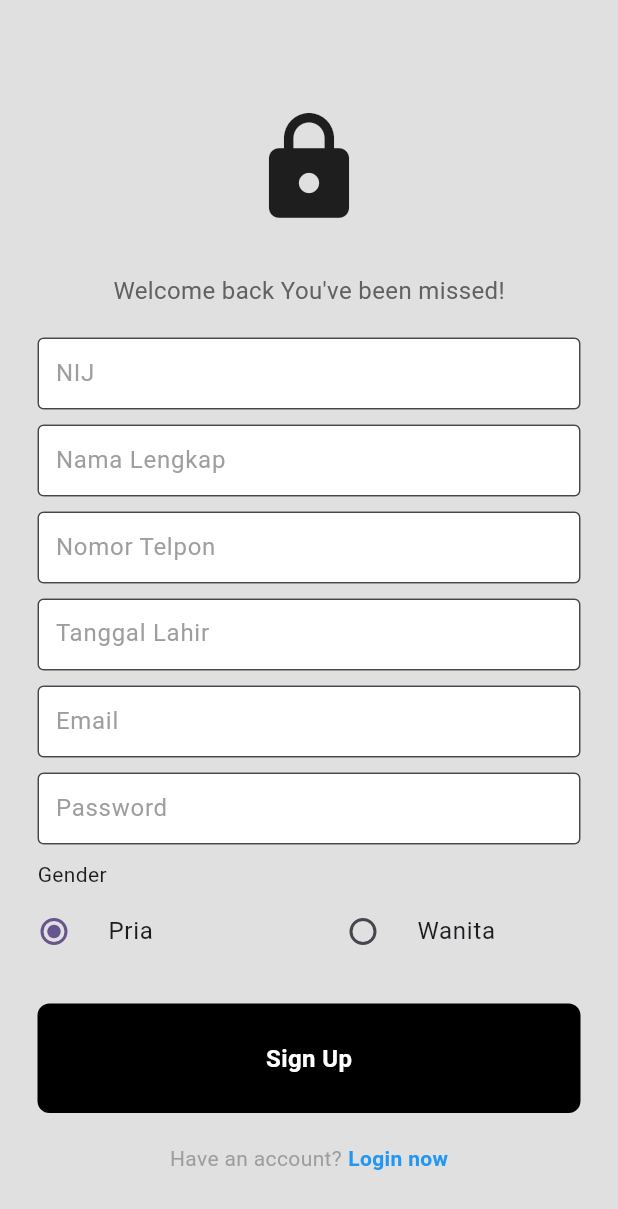
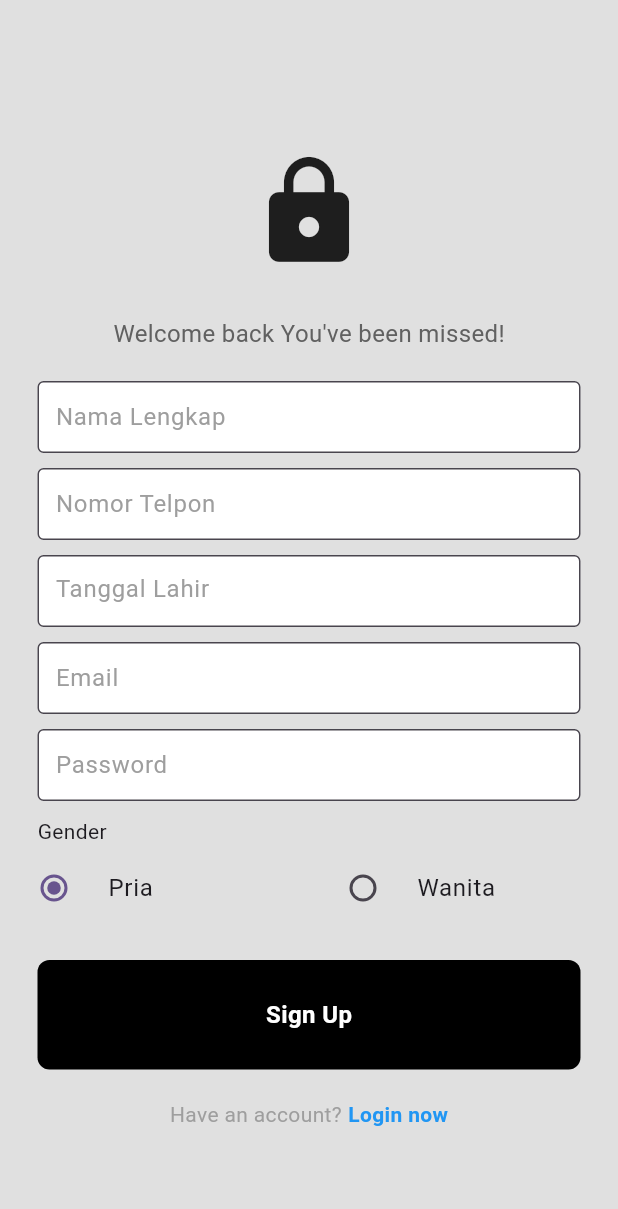
Before and after one commit to Vezyth/BethanyApp, a Flutter app: the RegisterPage screen opened directly, on a phone screen of 412 x 824 dp. Shown: the top 1209 px of the screen. Run offline on Flutter 3.47's test engine with Material 3 defaults, Android fonts, the phone set to English and light mode, and no system bars; our stand-ins replace get; network calls fail.

Commit message:
register field fix

```diff
--- a/lib/pages/register_page.dart
+++ b/lib/pages/register_page.dart
@@ -22,8 +22,6 @@ class _RegisterPageState extends State<RegisterPage> {
   final telpController = TextEditingController();
 
   final tanggalController = TextEditingController();
-
-  final nijController = TextEditingController();
 
   String tanggalLahir = "", userField = "", nomorField = "", passwordField = "";
 
@@ -77,18 +75,6 @@ class _RegisterPageState extends State<RegisterPage> {
               height: 20,
             ),
 
-            MyTextField(
-              controller: nijController,
-              hintText: 'NIJ',
-              obscureText: false,
-              fieldHeight: 10,
-            ),
-
-            const SizedBox(
-              height: 10,
-            ),
-
-            //username text field
             MyTextField(
                 controller: usernameController,
                 hintText: 'Nama Lengkap',
@@ -273,7 +259,6 @@ class _RegisterPageState extends State<RegisterPage> {
                         "https://bethany-app.000webhostapp.com/user_add.php";
 
                     var res = await http.post(Uri.parse(uri), body: {
-                      "NIJ": nijController.text,
                       "Full_Name": usernameController.text,
                       "Phone_Number": telpController.text,
                       "Born_Date": tanggalController.text,
```
